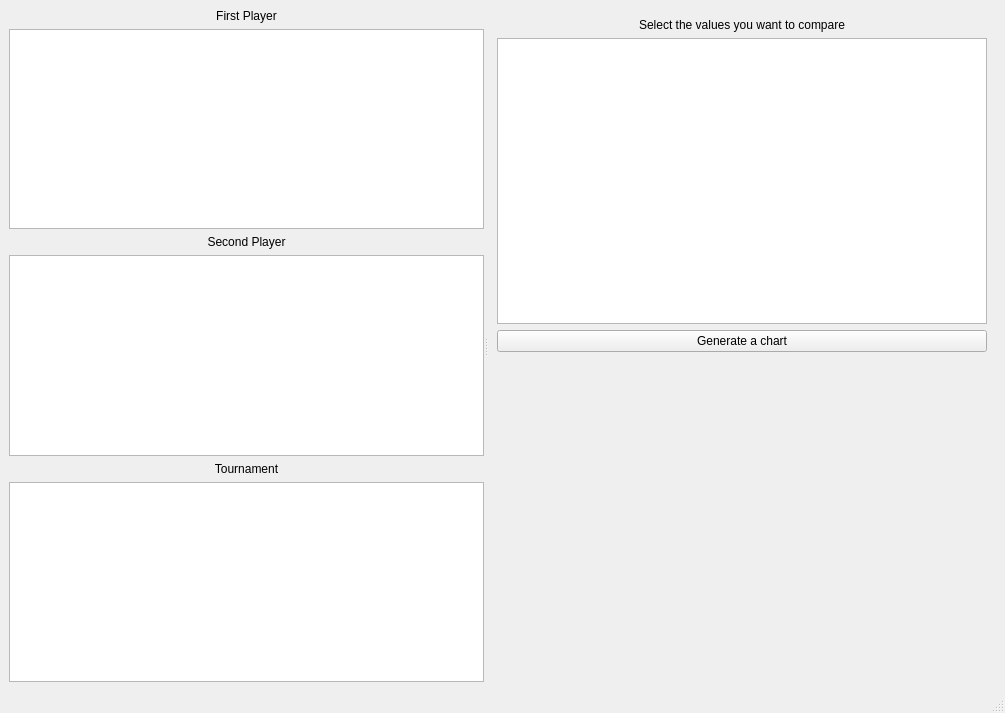
The window that statistics.ui (mateusz-brzozowski/PIPR-STUD) describes before a commit, drawn with Qt 5.
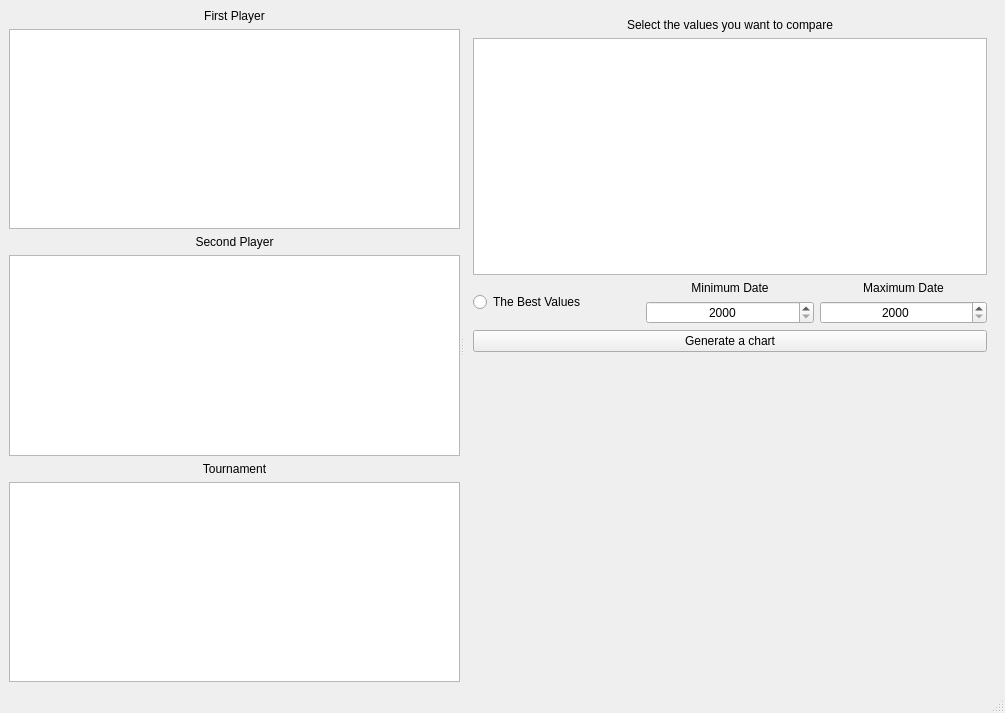
The same window after the commit.

```diff
--- a/statistics.ui
+++ b/statistics.ui
@@ -14,8 +14,8 @@
    <string>MainWindow</string>
   </property>
   <widget class="QWidget" name="centralwidget">
-   <layout class="QHBoxLayout" name="horizontalLayout">
-    <item>
+   <layout class="QGridLayout" name="gridLayout_3">
+    <item row="0" column="0">
      <widget class="QSplitter" name="splitter">
       <property name="orientation">
        <enum>Qt::Horizontal</enum>
@@ -109,41 +109,8 @@
         </layout>
        </widget>
        <widget class="QWidget" name="page_2">
-        <layout class="QVBoxLayout" name="verticalLayout_2">
-         <item>
-          <widget class="QLabel" name="information_2">
-           <property name="text">
-            <string>Select the values you want to compare</string>
-           </property>
-           <property name="alignment">
-            <set>Qt::AlignCenter</set>
-           </property>
-          </widget>
-         </item>
-         <item>
-          <widget class="QListWidget" name="values">
-           <property name="sizePolicy">
-            <sizepolicy hsizetype="MinimumExpanding" vsizetype="MinimumExpanding">
-             <horstretch>0</horstretch>
-             <verstretch>0</verstretch>
-            </sizepolicy>
-           </property>
-           <property name="editTriggers">
-            <set>QAbstractItemView::DoubleClicked|QAbstractItemView::EditKeyPressed</set>
-           </property>
-           <property name="selectionMode">
-            <enum>QAbstractItemView::MultiSelection</enum>
-           </property>
-          </widget>
-         </item>
-         <item>
-          <widget class="QPushButton" name="generate_plot">
-           <property name="text">
-            <string>Generate a chart</string>
-           </property>
-          </widget>
-         </item>
-         <item>
+        <layout class="QGridLayout" name="gridLayout_2">
+         <item row="5" column="0">
           <widget class="QLabel" name="plot">
            <property name="text">
             <string/>
@@ -156,7 +123,52 @@
            </property>
           </widget>
          </item>
-         <item>
+         <item row="3" column="1">
+          <widget class="QDateEdit" name="min_date_select">
+           <property name="sizePolicy">
+            <sizepolicy hsizetype="Expanding" vsizetype="Maximum">
+             <horstretch>0</horstretch>
+             <verstretch>0</verstretch>
+            </sizepolicy>
+           </property>
+           <property name="toolTip">
+            <string/>
+           </property>
+           <property name="alignment">
+            <set>Qt::AlignCenter</set>
+           </property>
+           <property name="maximumDateTime">
+            <datetime>
+             <hour>23</hour>
+             <minute>59</minute>
+             <second>59</second>
+             <year>2017</year>
+             <month>12</month>
+             <day>31</day>
+            </datetime>
+           </property>
+           <property name="minimumDateTime">
+            <datetime>
+             <hour>0</hour>
+             <minute>0</minute>
+             <second>0</second>
+             <year>2000</year>
+             <month>1</month>
+             <day>1</day>
+            </datetime>
+           </property>
+           <property name="currentSection">
+            <enum>QDateTimeEdit::YearSection</enum>
+           </property>
+           <property name="displayFormat">
+            <string>yyyy</string>
+           </property>
+           <property name="calendarPopup">
+            <bool>false</bool>
+           </property>
+          </widget>
+         </item>
+         <item row="6" column="1">
           <spacer name="verticalSpacer">
            <property name="orientation">
             <enum>Qt::Vertical</enum>
@@ -169,6 +181,139 @@
            </property>
           </spacer>
          </item>
+         <item row="2" column="0" rowspan="2">
+          <widget class="QRadioButton" name="only_best">
+           <property name="sizePolicy">
+            <sizepolicy hsizetype="Expanding" vsizetype="Fixed">
+             <horstretch>0</horstretch>
+             <verstretch>0</verstretch>
+            </sizepolicy>
+           </property>
+           <property name="text">
+            <string>The Best Values</string>
+           </property>
+          </widget>
+         </item>
+         <item row="2" column="1">
+          <widget class="QLabel" name="min_data_text">
+           <property name="sizePolicy">
+            <sizepolicy hsizetype="Expanding" vsizetype="Maximum">
+             <horstretch>0</horstretch>
+             <verstretch>0</verstretch>
+            </sizepolicy>
+           </property>
+           <property name="toolTip">
+            <string/>
+           </property>
+           <property name="text">
+            <string>Minimum Date</string>
+           </property>
+           <property name="alignment">
+            <set>Qt::AlignCenter</set>
+           </property>
+          </widget>
+         </item>
+         <item row="2" column="2">
+          <widget class="QLabel" name="max_data_text">
+           <property name="sizePolicy">
+            <sizepolicy hsizetype="Expanding" vsizetype="Maximum">
+             <horstretch>0</horstretch>
+             <verstretch>0</verstretch>
+            </sizepolicy>
+           </property>
+           <property name="text">
+            <string>Maximum Date</string>
+           </property>
+           <property name="alignment">
+            <set>Qt::AlignCenter</set>
+           </property>
+          </widget>
+         </item>
+         <item row="1" column="0" colspan="3">
+          <widget class="QListWidget" name="values">
+           <property name="sizePolicy">
+            <sizepolicy hsizetype="MinimumExpanding" vsizetype="MinimumExpanding">
+             <horstretch>0</horstretch>
+             <verstretch>0</verstretch>
+            </sizepolicy>
+           </property>
+           <property name="editTriggers">
+            <set>QAbstractItemView::DoubleClicked|QAbstractItemView::EditKeyPressed</set>
+           </property>
+           <property name="selectionMode">
+            <enum>QAbstractItemView::MultiSelection</enum>
+           </property>
+          </widget>
+         </item>
+         <item row="4" column="0" colspan="3">
+          <widget class="QPushButton" name="generate_plot">
+           <property name="text">
+            <string>Generate a chart</string>
+           </property>
+          </widget>
+         </item>
+         <item row="0" column="0" colspan="3">
+          <widget class="QLabel" name="information_2">
+           <property name="text">
+            <string>Select the values you want to compare</string>
+           </property>
+           <property name="alignment">
+            <set>Qt::AlignCenter</set>
+           </property>
+          </widget>
+         </item>
+         <item row="3" column="2">
+          <widget class="QDateEdit" name="max_date_select">
+           <property name="sizePolicy">
+            <sizepolicy hsizetype="Expanding" vsizetype="Maximum">
+             <horstretch>0</horstretch>
+             <verstretch>0</verstretch>
+            </sizepolicy>
+           </property>
+           <property name="alignment">
+            <set>Qt::AlignCenter</set>
+           </property>
+           <property name="dateTime">
+            <datetime>
+             <hour>0</hour>
+             <minute>0</minute>
+             <second>0</second>
+             <year>2000</year>
+             <month>9</month>
+             <day>14</day>
+            </datetime>
+           </property>
+           <property name="maximumDateTime">
+            <datetime>
+             <hour>23</hour>
+             <minute>59</minute>
+             <second>59</second>
+             <year>2017</year>
+             <month>12</month>
+             <day>31</day>
+            </datetime>
+           </property>
+           <property name="minimumDateTime">
+            <datetime>
+             <hour>0</hour>
+             <minute>0</minute>
+             <second>0</second>
+             <year>2000</year>
+             <month>1</month>
+             <day>1</day>
+            </datetime>
+           </property>
+           <property name="currentSection">
+            <enum>QDateTimeEdit::YearSection</enum>
+           </property>
+           <property name="displayFormat">
+            <string>yyyy</string>
+           </property>
+           <property name="calendarPopup">
+            <bool>false</bool>
+           </property>
+          </widget>
+         </item>
         </layout>
        </widget>
       </widget>
```
